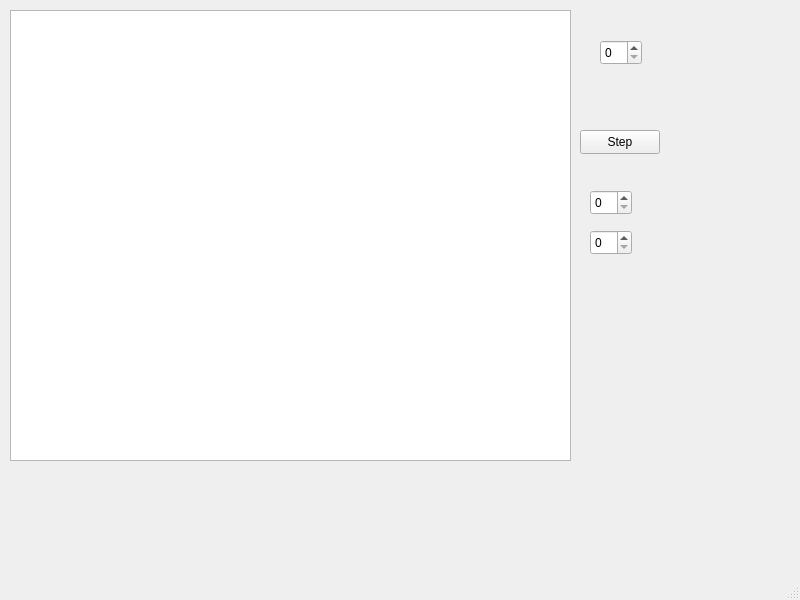
Above: mainwindow.ui from MateuszGuzy02/Game-Of-Life before the change. Below: the same form after it.
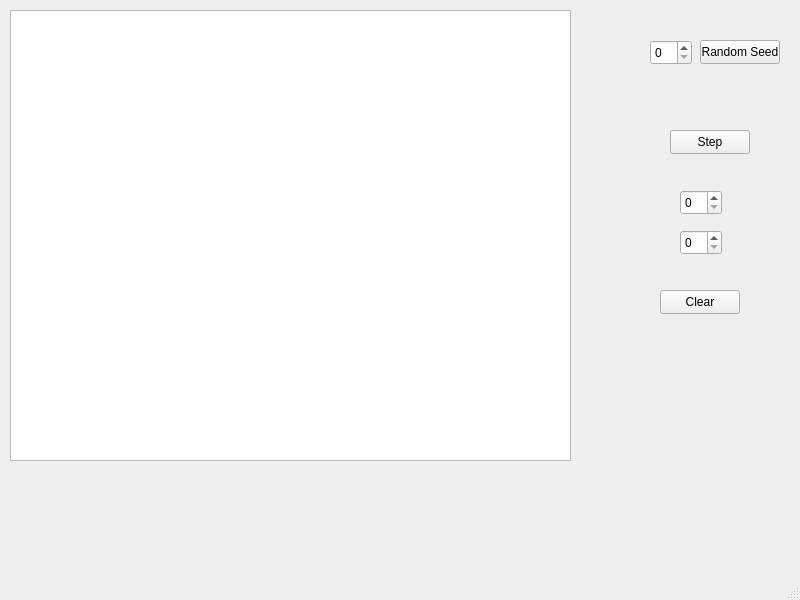
That is the form after the change.

Diff of the .ui file:
```diff
--- a/mainwindow.ui
+++ b/mainwindow.ui
@@ -27,7 +27,7 @@
    <widget class="QPushButton" name="stepButton">
     <property name="geometry">
      <rect>
-      <x>580</x>
+      <x>670</x>
       <y>130</y>
       <width>80</width>
       <height>24</height>
@@ -40,7 +40,7 @@
    <widget class="QSpinBox" name="rowBox">
     <property name="geometry">
      <rect>
-      <x>590</x>
+      <x>680</x>
       <y>190</y>
       <width>42</width>
       <height>25</height>
@@ -50,7 +50,7 @@
    <widget class="QSpinBox" name="columnBox">
     <property name="geometry">
      <rect>
-      <x>590</x>
+      <x>680</x>
       <y>230</y>
       <width>42</width>
       <height>25</height>
@@ -60,13 +60,39 @@
    <widget class="QSpinBox" name="setSeedBox">
     <property name="geometry">
      <rect>
-      <x>600</x>
+      <x>650</x>
       <y>40</y>
       <width>42</width>
       <height>25</height>
      </rect>
     </property>
    </widget>
+   <widget class="QPushButton" name="randomButton">
+    <property name="geometry">
+     <rect>
+      <x>700</x>
+      <y>40</y>
+      <width>80</width>
+      <height>24</height>
+     </rect>
+    </property>
+    <property name="text">
+     <string>Random Seed</string>
+    </property>
+   </widget>
+   <widget class="QPushButton" name="clearButton">
+    <property name="geometry">
+     <rect>
+      <x>660</x>
+      <y>290</y>
+      <width>80</width>
+      <height>24</height>
+     </rect>
+    </property>
+    <property name="text">
+     <string>Clear</string>
+    </property>
+   </widget>
   </widget>
   <widget class="QMenuBar" name="menubar">
    <property name="geometry">
```
